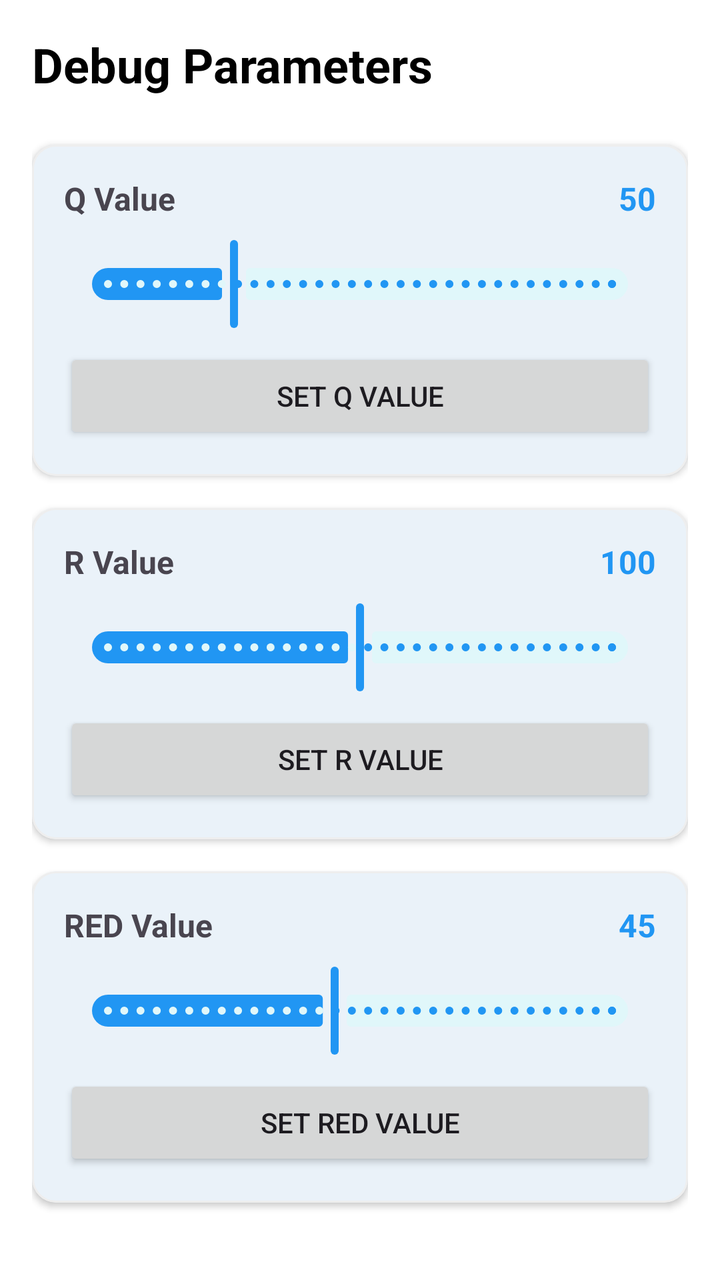
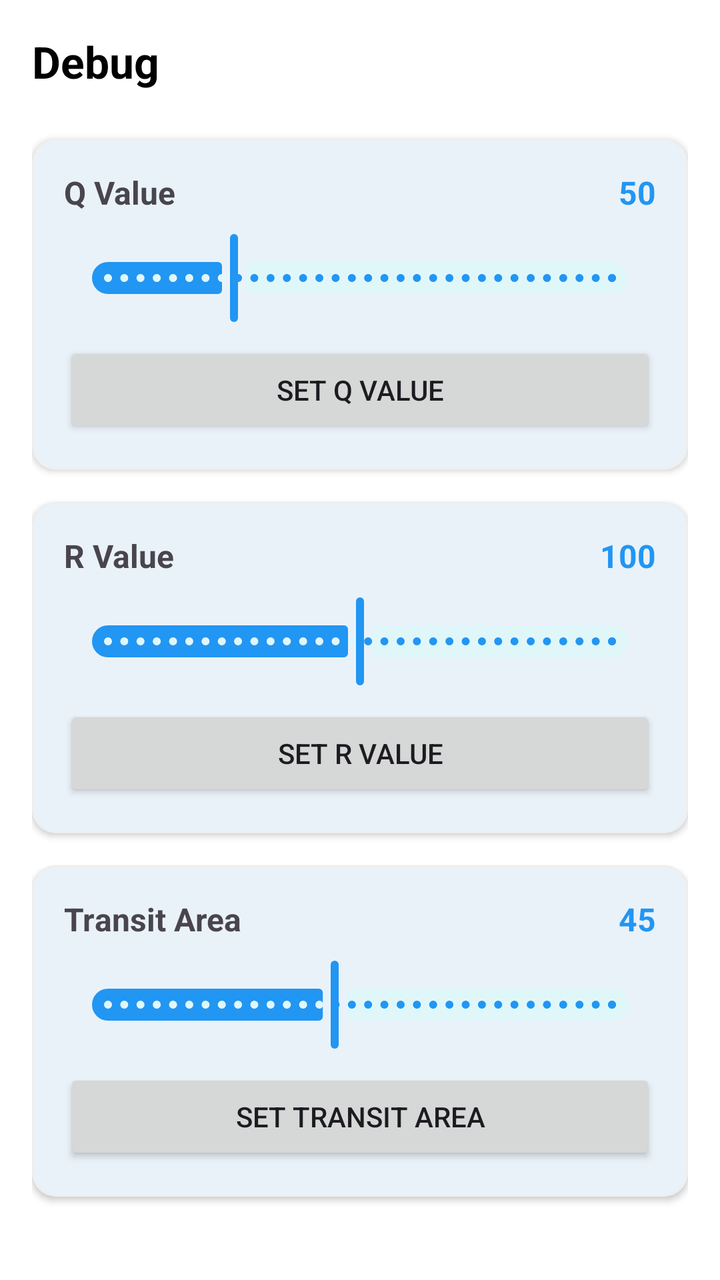

Two renders of the same Android screen: before a commit and after it. Below are the layout's source before the change and the commit's diff.
<!-- AndroidManifest.xml: application theme Theme.UWBOTA -->
<!-- res/layout/fragment_debug.xml -->
<?xml version="1.0" encoding="utf-8"?>
<LinearLayout xmlns:android="http://schemas.android.com/apk/res/android"
    xmlns:app="http://schemas.android.com/apk/res-auto"
    android:layout_width="match_parent"
    android:layout_height="match_parent"
    android:orientation="vertical"
    android:padding="16dp">

    <TextView
        android:layout_width="match_parent"
        android:layout_height="wrap_content"
        android:text="Debug Parameters"
        android:textSize="24sp"
        android:textStyle="bold"
        android:layout_marginBottom="24dp"
        android:textColor="@color/black"/>

    
    <com.google.android.material.card.MaterialCardView
        android:layout_width="match_parent"
        android:layout_height="wrap_content"
        android:layout_marginBottom="16dp"
        app:cardCornerRadius="12dp"
        app:cardElevation="2dp">

        <LinearLayout
            android:layout_width="match_parent"
            android:layout_height="wrap_content"
            android:orientation="vertical"
            android:padding="16dp">

            <LinearLayout
                android:layout_width="match_parent"
                android:layout_height="wrap_content"
                android:orientation="horizontal"
                android:gravity="center_vertical"
                android:layout_marginBottom="8dp">

                <TextView
                    android:layout_width="0dp"
                    android:layout_height="wrap_content"
                    android:layout_weight="1"
                    android:text="Q Value"
                    android:textSize="16sp"
                    android:textStyle="bold"/>

                <TextView
                    android:id="@+id/tvQValue"
                    android:layout_width="wrap_content"
                    android:layout_height="wrap_content"
                    android:text="50"
                    android:textSize="16sp"
                    android:textStyle="bold"
                    android:textColor="#2196F3"/>
            </LinearLayout>

            <com.google.android.material.slider.Slider
                android:id="@+id/sliderQ"
                android:layout_width="match_parent"
                android:layout_height="wrap_content"
                android:valueFrom="0"
                android:valueTo="200"
                android:value="50"
                android:stepSize="1"/>

            <Button
                android:id="@+id/btnSetQ"
                android:layout_width="match_parent"
                android:layout_height="wrap_content"
                android:text="Set Q Value"
                android:layout_marginTop="8dp"/>

        </LinearLayout>
    </com.google.android.material.card.MaterialCardView>

    
    <com.google.android.material.card.MaterialCardView
        android:layout_width="match_parent"
        android:layout_height="wrap_content"
        android:layout_marginBottom="16dp"
        app:cardCornerRadius="12dp"
        app:cardElevation="2dp">

        <LinearLayout
            android:layout_width="match_parent"
            android:layout_height="wrap_content"
            android:orientation="vertical"
            android:padding="16dp">

            <LinearLayout
                android:layout_width="match_parent"
                android:layout_height="wrap_content"
                android:orientation="horizontal"
                android:gravity="center_vertical"
                android:layout_marginBottom="8dp">

                <TextView
                    android:layout_width="0dp"
                    android:layout_height="wrap_content"
                    android:layout_weight="1"
                    android:text="R Value"
                    android:textSize="16sp"
                    android:textStyle="bold"/>

                <TextView
                    android:id="@+id/tvRValue"
                    android:layout_width="wrap_content"
                    android:layout_height="wrap_content"
                    android:text="100"
                    android:textSize="16sp"
                    android:textStyle="bold"
                    android:textColor="#2196F3"/>
            </LinearLayout>

            <com.google.android.material.slider.Slider
                android:id="@+id/sliderR"
                android:layout_width="match_parent"
                android:layout_height="wrap_content"
                android:valueFrom="0"
                android:valueTo="200"
                android:value="100"
                android:stepSize="1"/>

            <Button
                android:id="@+id/btnSetR"
                android:layout_width="match_parent"
                android:layout_height="wrap_content"
                android:text="Set R Value"
                android:layout_marginTop="8dp"/>

        </LinearLayout>
    </com.google.android.material.card.MaterialCardView>

    
    <com.google.android.material.card.MaterialCardView
        android:layout_width="match_parent"
        android:layout_height="wrap_content"
        android:layout_marginBottom="16dp"
        app:cardCornerRadius="12dp"
        app:cardElevation="2dp">

        <LinearLayout
            android:layout_width="match_parent"
            android:layout_height="wrap_content"
            android:orientation="vertical"
            android:padding="16dp">

            <LinearLayout
                android:layout_width="match_parent"
                android:layout_height="wrap_content"
                android:orientation="horizontal"
                android:gravity="center_vertical"
                android:layout_marginBottom="8dp">

                <TextView
                    android:layout_width="0dp"
                    android:layout_height="wrap_content"
                    android:layout_weight="1"
                    android:text="RED Value"
                    android:textSize="16sp"
                    android:textStyle="bold"/>

                <TextView
                    android:id="@+id/tvRedValue"
                    android:layout_width="wrap_content"
                    android:layout_height="wrap_content"
                    android:text="45"
                    android:textSize="16sp"
                    android:textStyle="bold"
                    android:textColor="#2196F3"/>
            </LinearLayout>

            <com.google.android.material.slider.Slider
                android:id="@+id/sliderRed"
                android:layout_width="match_parent"
                android:layout_height="wrap_content"
                android:valueFrom="0"
                android:valueTo="100"
                android:value="45"
                android:stepSize="1"/>

            <Button
                android:id="@+id/btnSetRed"
                android:layout_width="match_parent"
                android:layout_height="wrap_content"
                android:text="Set RED Value"
                android:layout_marginTop="8dp"/>

        </LinearLayout>
    </com.google.android.material.card.MaterialCardView>
    
    <TextView
        android:id="@+id/tvDebugStatus"
        android:layout_width="match_parent"
        android:layout_height="wrap_content"
        android:text=""
        android:textColor="#666666"
        android:gravity="center"/>

</LinearLayout>
<!-- resources referenced by this layout -->
<resources>
  <color name="black">#FF000000</color>
  <style name="Theme.UWBOTA" parent="Theme.Material3.DayNight.NoActionBar">
          
          <item name="colorPrimary">#2196F3</item>
          <item name="colorOnPrimary">#FFFFFF</item>
          <item name="colorPrimaryContainer">#E3F2FD</item>
          <item name="colorOnPrimaryContainer">#0D47A1</item>
          
          
          <item name="colorSecondary">#00BCD4</item>
          <item name="colorOnSecondary">#FFFFFF</item>
          <item name="colorSecondaryContainer">#E0F7FA</item>
          <item name="colorOnSecondaryContainer">#006064</item>
          
          
          <item name="colorSurface">#FAFAFA</item>
          <item name="colorOnSurface">#212121</item>
          <item name="colorSurfaceVariant">#F5F5F5</item>
          <item name="colorOnSurfaceVariant">#424242</item>
          
          
          <item name="android:colorBackground">#FFFFFF</item>
          <item name="colorOnBackground">#1C1B1F</item>
          
          
          <item name="android:statusBarColor">@android:color/transparent</item>
          <item name="android:windowLightStatusBar">true</item>
          
          
          <item name="android:navigationBarColor">@android:color/transparent</item>
          <item name="android:windowLightNavigationBar">true</item>
          
          
          <item name="android:windowDrawsSystemBarBackgrounds">true</item>
          <item name="android:fitsSystemWindows">false</item>
          
          
          <item name="colorError">#F44336</item>
          <item name="colorOnError">#FFFFFF</item>
          
          
          <item name="colorOutline">#E0E0E0</item>
          <item name="colorOutlineVariant">#EEEEEE</item>
      </style>
</resources>

<!-- the commit's change to res/layout/fragment_debug.xml (unified diff, before → after) -->
@@ -9,8 +9,8 @@
     <TextView
         android:layout_width="match_parent"
         android:layout_height="wrap_content"
-        android:text="Debug Parameters"
-        android:textSize="24sp"
+        android:text="Debug"
+        android:textSize="22sp"
         android:textStyle="bold"
         android:layout_marginBottom="24dp"
         android:textColor="@color/black"/>
@@ -156,7 +156,7 @@
                     android:layout_width="0dp"
                     android:layout_height="wrap_content"
                     android:layout_weight="1"
-                    android:text="RED Value"
+                    android:text="Transit Area"
                     android:textSize="16sp"
                     android:textStyle="bold"/>
 
@@ -183,7 +183,7 @@
                 android:id="@+id/btnSetRed"
                 android:layout_width="match_parent"
                 android:layout_height="wrap_content"
-                android:text="Set RED Value"
+                android:text="Set Transit Area"
                 android:layout_marginTop="8dp"/>
 
         </LinearLayout>
